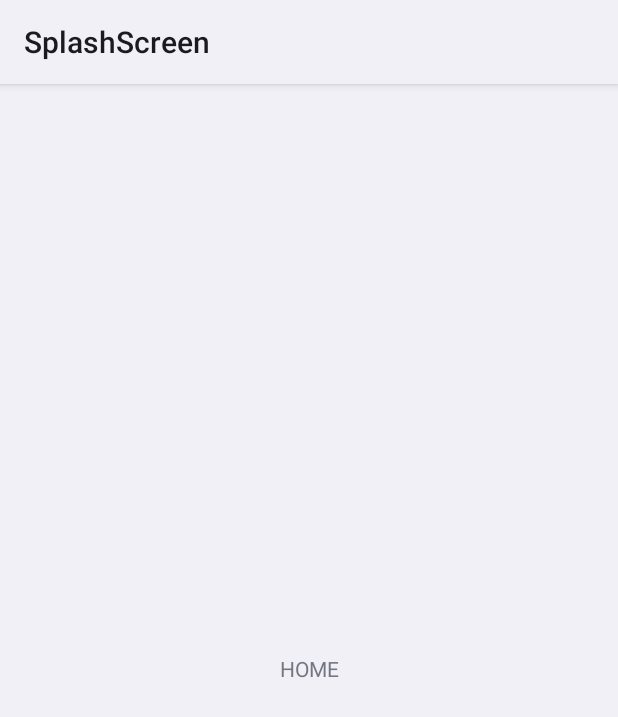
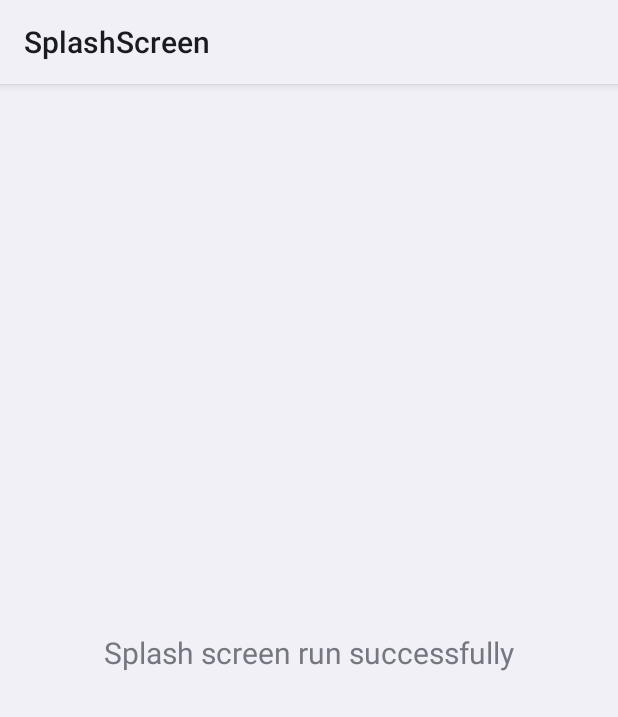
Before and after one commit to Sarvesh-Panhekar/Splash_Screen_Using_Kotlin, an Android app: the layout activity_main.xml on its own in the app's theme, with its tools: preview values and no code run, on a phone screen of 412 x 824 dp. Shown: the top 717 px of the screen. Run offline under Robolectric (Android 15) with nearby library versions, the phone set to English and light mode, and no system bars.

```diff
--- a/app/src/main/res/layout/activity_main.xml
+++ b/app/src/main/res/layout/activity_main.xml
@@ -11,10 +11,12 @@
         android:layout_width="wrap_content"
         android:layout_height="wrap_content"
         android:layout_marginStart="50dp"
-        android:layout_marginTop="380dp"
+        android:layout_marginTop="365dp"
         android:layout_marginEnd="50dp"
-        android:text="HOME"
+        android:text="Splash screen run successfully"
+        android:textSize="20dp"
         app:layout_constraintEnd_toEndOf="parent"
         app:layout_constraintStart_toStartOf="parent"
         app:layout_constraintTop_toTopOf="parent" />
+
 </androidx.constraintlayout.widget.ConstraintLayout>
```
